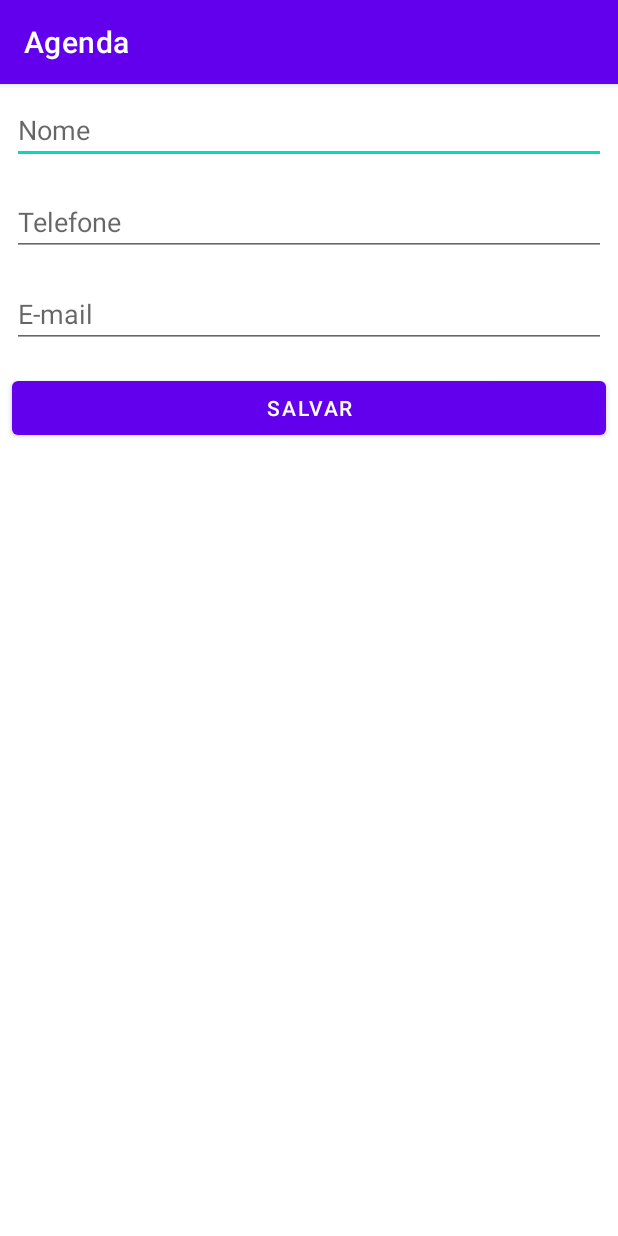
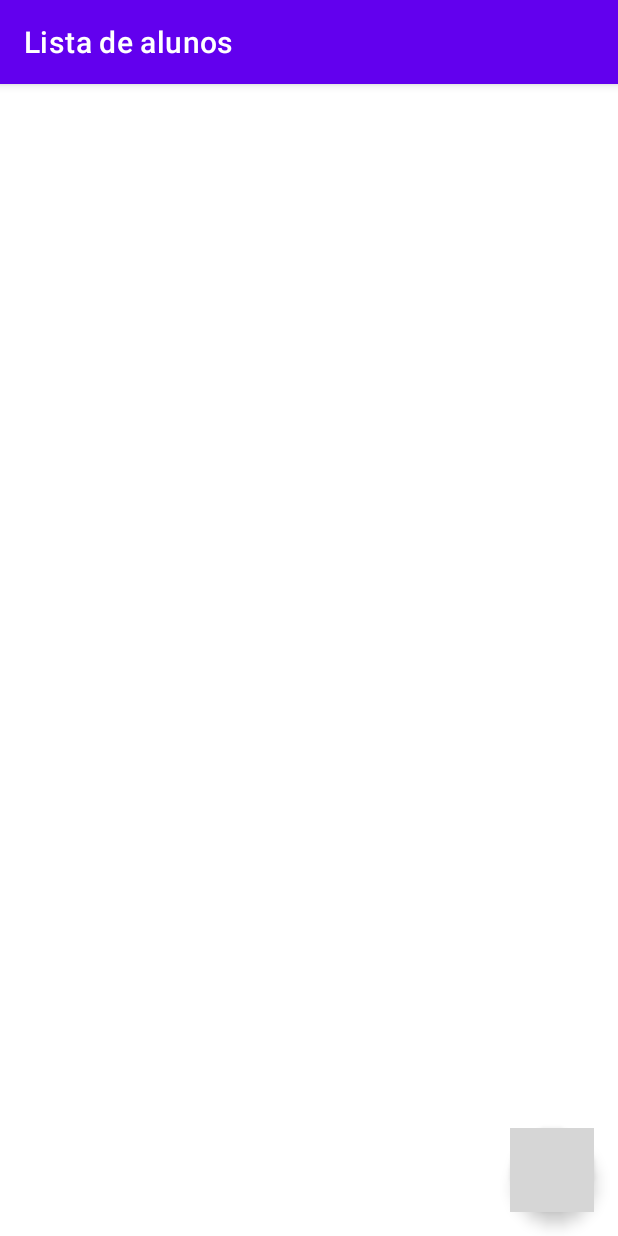
Before and after one commit to egonlr/Agenda, an Android app: the screen it shows after launch (FormularioAlunoActivity before the commit, ListaAlunosActivity after it), on a phone screen of 412 x 824 dp. Run offline under Robolectric (Android 15) with nearby library versions, the phone set to English and light mode, and no system bars; grey boxes are pictures that could not be loaded.

Commit message:
Finalizando o fluxo do App

```diff
--- /dev/null
+++ b/app/src/main/java/com/example/agenda/dao/AlunoDAO.java
@@ -0,0 +1,19 @@
+package com.example.agenda.dao;
+
+import com.example.agenda.model.Aluno;
+
+import java.util.ArrayList;
+import java.util.List;
+
+public class AlunoDAO {
+
+    private  final static List<Aluno> alunos = new ArrayList<>();
+
+    public void salva(Aluno aluno) {
+        alunos.add(aluno);
+    }
+
+    public List<Aluno> todos() {
+        return new ArrayList<>(alunos);
+    }
+}
--- a/app/src/main/java/com/example/agenda/ui/activity/ListaAlunosActivity.java
+++ b/app/src/main/java/com/example/agenda/ui/activity/ListaAlunosActivity.java
@@ -1,6 +1,8 @@
 package com.example.agenda.ui.activity;
 
+import android.content.Intent;
 import android.os.Bundle;
+import android.view.View;
 import android.widget.ArrayAdapter;
 import android.widget.ListView;
 
@@ -8,22 +10,53 @@ import androidx.annotation.Nullable;
 import androidx.appcompat.app.AppCompatActivity;
 
 import com.example.agenda.R;
-
-import java.util.ArrayList;
-import java.util.Arrays;
-import java.util.List;
+import com.example.agenda.dao.AlunoDAO;
+import com.google.android.material.floatingactionbutton.FloatingActionButton;
 
 public class ListaAlunosActivity extends AppCompatActivity {
+
+    public static final String TITULO_APPBAR = "Lista de alunos";
+
+    private final AlunoDAO dao = new AlunoDAO();
 
     @Override
     protected void onCreate(@Nullable Bundle savedInstanceState) {
         super.onCreate(savedInstanceState);
 
         setContentView(R.layout.activity_lista_alunos);
-        setTitle("Lista de alunos");
-        List<String> alunos = new ArrayList<>(Arrays.asList("Alex", "Fran", "José", "Pedro", "Maria"));
-        ListView listaDeAlunos = findViewById(R.id.activity_lista_alunos_listview);
-        listaDeAlunos.setAdapter(new ArrayAdapter<>(this, android.R.layout.simple_expandable_list_item_1, alunos));
+
+        setTitle(TITULO_APPBAR);
+
+        configuraFabNovoAluno();
 
     }
+
+    private void configuraFabNovoAluno() {
+        FloatingActionButton botaoNovoAluno = findViewById(R.id.activity_lista_alunos_fab_novo_aluno);
+        botaoNovoAluno.setOnClickListener(new View.OnClickListener() {
+            @Override
+            public void onClick(View view) {
+
+                abreFormularioAlunoActivity();
+            }
+        });
+    }
+
+    private void abreFormularioAlunoActivity() {
+        startActivity(new Intent(this, FormularioAlunoActivity.class));
+    }
+
+    @Override
+    protected void onResume() {
+
+        super.onResume();
+
+
+        configuraLista();
+    }
+
+    private void configuraLista() {
+        ListView listaDeAlunos = findViewById(R.id.activity_lista_alunos_listview);
+        listaDeAlunos.setAdapter(new ArrayAdapter<>(this, android.R.layout.simple_expandable_list_item_1, dao.todos()));
+    }
 }
```
Also changed, not shown: app/src/main/AndroidManifest.xml (+3 -10 lines), app/src/main/java/com/example/agenda/model/Aluno.java (added, +21 -0 lines), app/src/main/java/com/example/agenda/ui/activity/FormularioAlunoActivity.java (+56 -2 lines).
